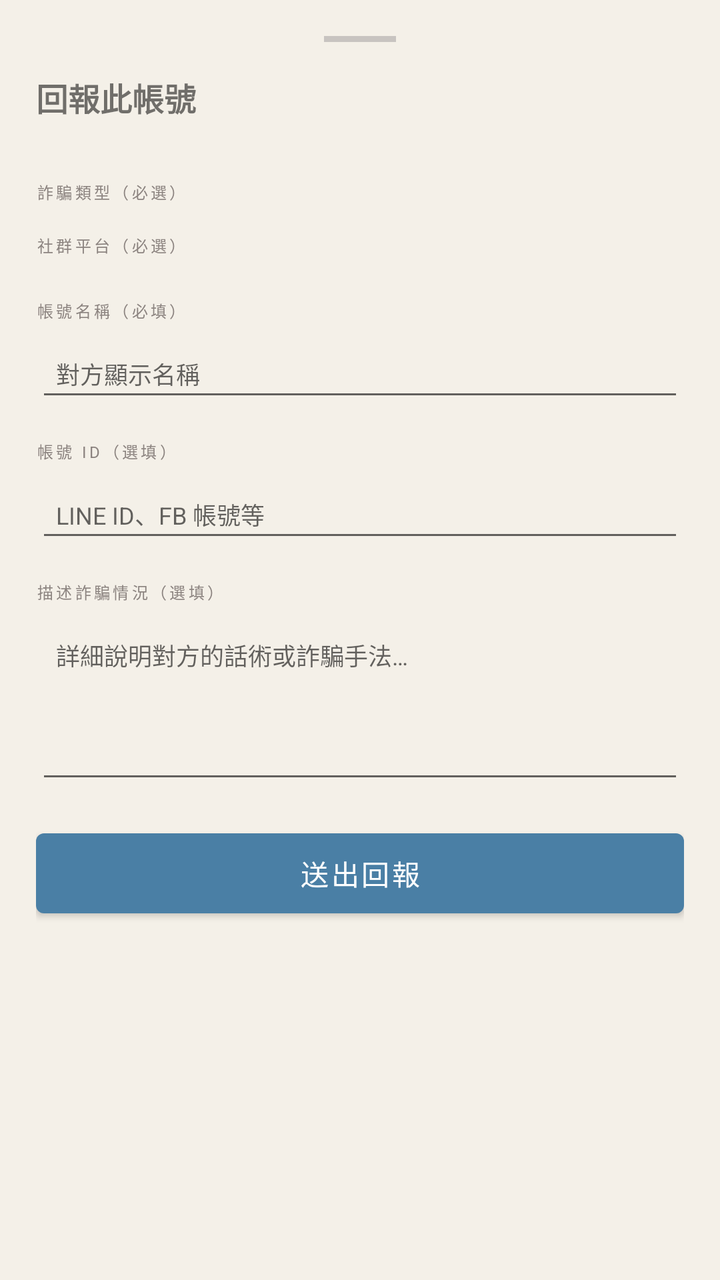
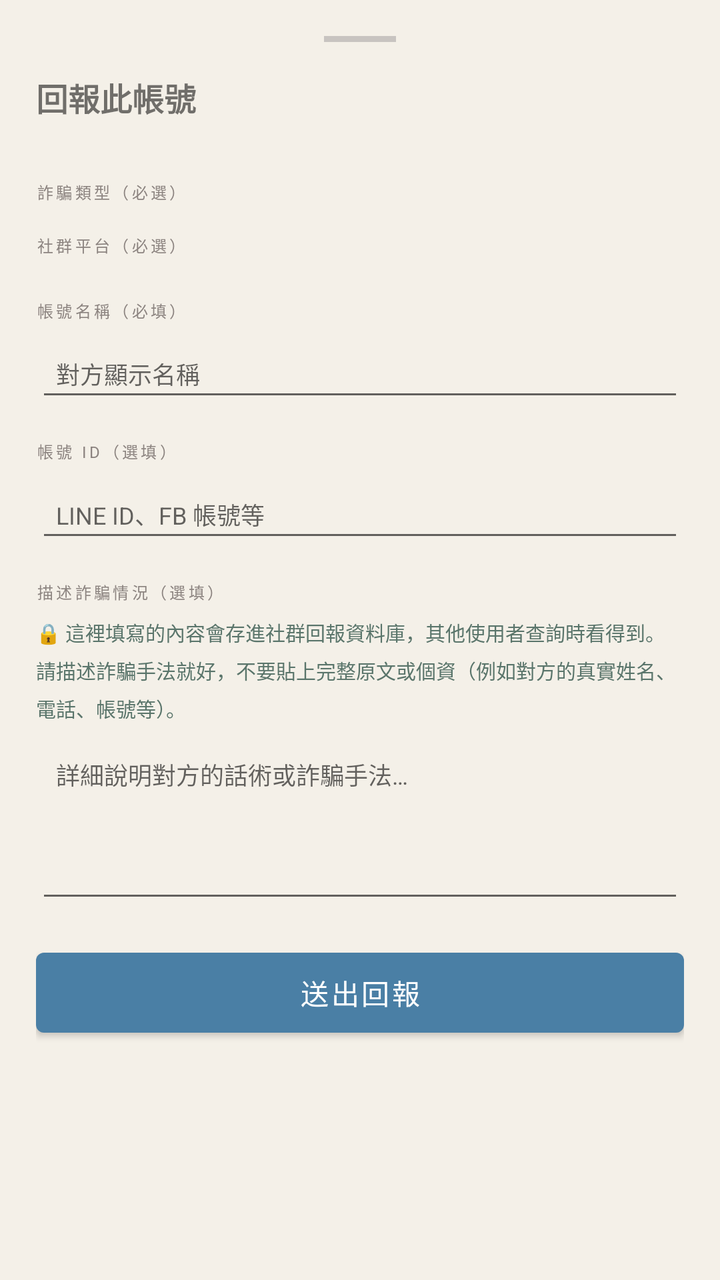

Screens rendered from an Android XML layout before and after an edit, with the pre-edit source and the edit as a unified diff.
<!-- AndroidManifest.xml: application theme Theme.FraudDetector -->
<!-- res/layout/dialog_message_report_bottom_sheet.xml -->
<?xml version="1.0" encoding="utf-8"?>
<androidx.core.widget.NestedScrollView xmlns:android="http://schemas.android.com/apk/res/android"
    xmlns:app="http://schemas.android.com/apk/res-auto"
    android:layout_width="match_parent"
    android:layout_height="wrap_content">

    <LinearLayout
        android:layout_width="match_parent"
        android:layout_height="wrap_content"
        android:orientation="vertical"
        android:padding="18dp">

        
        <View
            android:layout_width="36dp"
            android:layout_height="3dp"
            android:background="#C8C4C0"
            android:layout_gravity="center_horizontal"
            android:layout_marginBottom="16dp" />

        <TextView
            android:layout_width="wrap_content"
            android:layout_height="wrap_content"
            android:text="@string/report_account_title"
            android:textSize="16sp"
            android:textStyle="bold"
            android:layout_marginBottom="2dp" />

        <TextView
            android:id="@+id/tvMsgModalAccount"
            android:layout_width="wrap_content"
            android:layout_height="wrap_content"
            android:textSize="10sp"
            android:textColor="#8C8480"
            android:layout_marginBottom="14dp" />

        
        <TextView
            android:layout_width="wrap_content"
            android:layout_height="wrap_content"
            android:text="@string/fraud_type_required"
            android:textSize="8sp"
            android:textColor="#8C8480"
            android:letterSpacing="0.18"
            android:layout_marginBottom="7dp" />

        <com.google.android.material.chip.ChipGroup
            android:id="@+id/chipGroupMsgType"
            android:layout_width="match_parent"
            android:layout_height="wrap_content"
            android:layout_marginBottom="8dp"
            app:singleSelection="true" />

        
        <EditText
            android:id="@+id/etMsgOtherType"
            android:layout_width="match_parent"
            android:layout_height="wrap_content"
            android:hint="@string/other_type_hint"
            android:inputType="text"
            android:padding="10dp"
            android:textSize="12sp"
            android:visibility="gone"
            android:layout_marginBottom="14dp" />

        
        <TextView
            android:layout_width="wrap_content"
            android:layout_height="wrap_content"
            android:text="@string/platform_required"
            android:textSize="8sp"
            android:textColor="#8C8480"
            android:letterSpacing="0.18"
            android:layout_marginBottom="7dp" />

        <com.google.android.material.chip.ChipGroup
            android:id="@+id/chipGroupPlatform"
            android:layout_width="match_parent"
            android:layout_height="wrap_content"
            android:layout_marginBottom="14dp"
            app:singleSelection="true" />

        
        <TextView
            android:layout_width="wrap_content"
            android:layout_height="wrap_content"
            android:text="@string/account_name_label"
            android:textSize="8sp"
            android:textColor="#8C8480"
            android:letterSpacing="0.18"
            android:layout_marginBottom="7dp" />

        <EditText
            android:id="@+id/etAccountName"
            android:layout_width="match_parent"
            android:layout_height="wrap_content"
            android:hint="@string/account_name_hint"
            android:inputType="text"
            android:padding="10dp"
            android:textSize="12sp"
            android:layout_marginBottom="14dp" />

        
        <TextView
            android:layout_width="wrap_content"
            android:layout_height="wrap_content"
            android:text="@string/account_id_label"
            android:textSize="8sp"
            android:textColor="#8C8480"
            android:letterSpacing="0.18"
            android:layout_marginBottom="7dp" />

        <EditText
            android:id="@+id/etAccountId"
            android:layout_width="match_parent"
            android:layout_height="wrap_content"
            android:hint="@string/account_id_hint"
            android:inputType="text"
            android:padding="10dp"
            android:textSize="12sp"
            android:layout_marginBottom="14dp" />

        
        <TextView
            android:layout_width="wrap_content"
            android:layout_height="wrap_content"
            android:text="@string/report_content_label"
            android:textSize="8sp"
            android:textColor="#8C8480"
            android:letterSpacing="0.18"
            android:layout_marginBottom="7dp" />

        <EditText
            android:id="@+id/etMsgContent"
            android:layout_width="match_parent"
            android:layout_height="88dp"
            android:hint="@string/report_content_hint"
            android:gravity="top"
            android:inputType="textMultiLine"
            android:padding="10dp"
            android:textSize="12sp"
            android:layout_marginBottom="14dp" />

        <com.google.android.material.button.MaterialButton
            android:id="@+id/btnMsgSubmit"
            android:layout_width="match_parent"
            android:layout_height="52dp"
            android:text="@string/submit" />

    </LinearLayout>

</androidx.core.widget.NestedScrollView>
<!-- resources referenced by this layout -->
<resources>
  <string name="account_id_hint">LINE ID、FB 帳號等</string>
  <string name="account_id_label">帳號 ID（選填）</string>
  <string name="account_name_hint">對方顯示名稱</string>
  <string name="account_name_label">帳號名稱（必填）</string>
  <string name="fraud_type_required">詐騙類型（必選）</string>
  <string name="other_type_hint">請說明詐騙類型</string>
  <string name="platform_required">社群平台（必選）</string>
  <string name="report_account_title">回報此帳號</string>
  <string name="report_content_hint">詳細說明對方的話術或詐騙手法…</string>
  <string name="report_content_label">描述詐騙情況（選填）</string>
  <string name="submit">送出回報</string>
  <style name="Theme.FraudDetector" parent="Theme.MaterialComponents.Light.NoActionBar">
          <item name="colorPrimary">@color/steel_blue</item>
          <item name="colorPrimaryDark">@color/steel_blue_dark</item>
          <item name="colorAccent">@color/steel_blue</item>
          <item name="android:windowBackground">@color/bg</item>
          <item name="android:statusBarColor">@color/steel_blue_dark</item>
          <item name="android:navigationBarColor">@color/white</item>
      </style>
  <color name="steel_blue">#FF4A7FA5</color>
  <color name="steel_blue_dark">#FF3A6A8E</color>
  <color name="bg">#FFF4F0E8</color>
  <color name="white">#FFFFFFFF</color>
</resources>

<!-- the commit's change to res/layout/dialog_message_report_bottom_sheet.xml (unified diff, before → after) -->
@@ -130,6 +130,15 @@
             android:letterSpacing="0.18"
             android:layout_marginBottom="7dp" />
 
+        <TextView
+            android:layout_width="match_parent"
+            android:layout_height="wrap_content"
+            android:text="🔒 這裡填寫的內容會存進社群回報資料庫，其他使用者查詢時看得到。請描述詐騙手法就好，不要貼上完整原文或個資（例如對方的真實姓名、電話、帳號等）。"
+            android:textSize="10sp"
+            android:textColor="#5A756B"
+            android:lineSpacingMultiplier="1.3"
+            android:layout_marginBottom="7dp" />
+
         <EditText
             android:id="@+id/etMsgContent"
             android:layout_width="match_parent"
